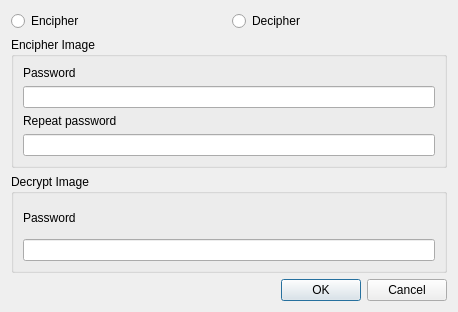
The window that src/gui/encipher_dialaog.ui (CervecerosCodigo/CCIMP) describes before a commit, drawn with Qt 5.
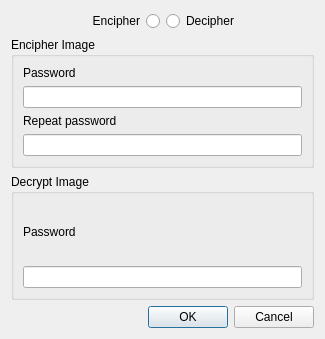
The same window after the commit.

Diff of the .ui file:
```diff
--- a/src/gui/encipher_dialaog.ui
+++ b/src/gui/encipher_dialaog.ui
@@ -6,8 +6,8 @@
    <rect>
     <x>0</x>
     <y>0</y>
-    <width>458</width>
-    <height>312</height>
+    <width>325</width>
+    <height>339</height>
    </rect>
   </property>
   <property name="windowTitle">
@@ -22,6 +22,9 @@
         <layout class="QGridLayout" name="gridLayout">
          <item row="0" column="0">
           <widget class="QRadioButton" name="radioEncipher">
+           <property name="layoutDirection">
+            <enum>Qt::RightToLeft</enum>
+           </property>
            <property name="text">
             <string>Encipher</string>
            </property>
```
